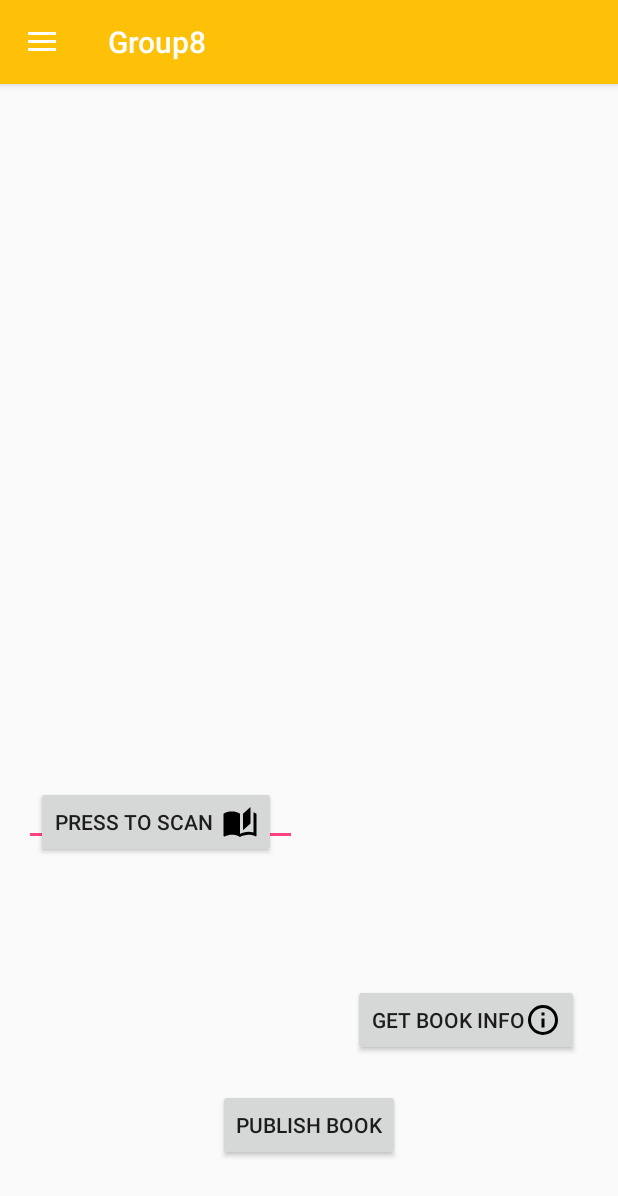
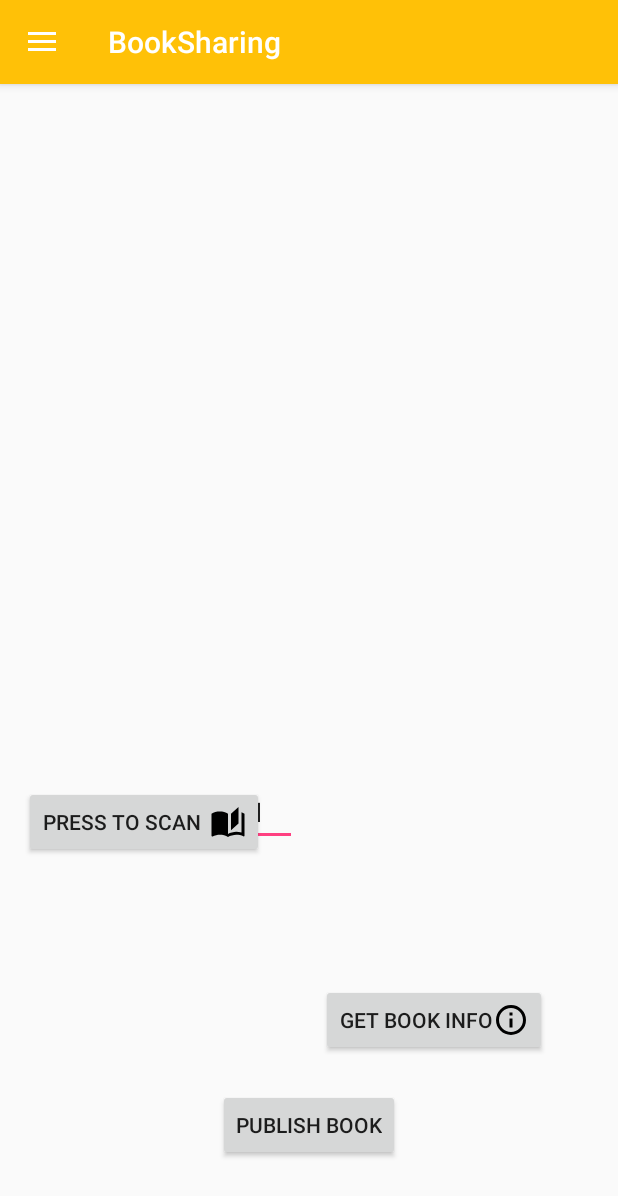
Before and after one commit to group8MAD/group8, an Android app: the screen it shows after launch (BookActivity), on a phone screen of 412 x 824 dp. Shown: the top 1196 px of the screen. Run offline under Robolectric (Android 15) with nearby library versions, the phone set to English and light mode, and no system bars; our stand-ins replace CircleImageView, Firebase (no records; nobody signed in at launch, a user with empty details on screens opened directly), Picasso; libraries missing offline, so code that uses them is left out: com.firebase.ui, com.google.zxing.integration; pictures from the network do not load.

Commit message:
Layout change

```diff
--- a/app/src/main/res/layout-normal-land/activity_book.xml
+++ b/app/src/main/res/layout-normal-land/activity_book.xml
@@ -109,6 +109,7 @@
             android:layout_marginLeft="16dp"
             android:layout_marginRight="8dp"
             android:layout_marginStart="16dp"
+            android:text="@string/isbn"
             app:layout_constraintBottom_toBottomOf="parent"
             app:layout_constraintEnd_toStartOf="@+id/guideline"
             app:layout_constraintHorizontal_bias="0.0"
@@ -142,6 +143,7 @@
             android:text="@string/publish"
             app:layout_constraintBottom_toBottomOf="parent"
             app:layout_constraintEnd_toEndOf="parent"
+            app:layout_constraintHorizontal_bias="0.501"
             app:layout_constraintStart_toStartOf="parent"
             app:layout_constraintTop_toBottomOf="@+id/button"
             app:layout_constraintVertical_bias="1.0" />
--- a/app/src/main/res/layout-normal-port/activity_book.xml
+++ b/app/src/main/res/layout-normal-port/activity_book.xml
@@ -93,11 +93,11 @@
             android:layout_marginLeft="8dp"
             android:layout_marginRight="16dp"
             android:layout_marginStart="8dp"
+            android:drawableRight="@drawable/information_outline"
             android:text="@string/get_info"
-            android:drawableRight="@drawable/information_outline"
             app:layout_constraintBottom_toBottomOf="parent"
             app:layout_constraintEnd_toEndOf="parent"
-            app:layout_constraintHorizontal_bias="0.674"
+            app:layout_constraintHorizontal_bias="0.0"
             app:layout_constraintStart_toStartOf="@+id/guideline" />
 
         <EditText
@@ -109,6 +109,7 @@
             android:layout_marginLeft="16dp"
             android:layout_marginRight="8dp"
             android:layout_marginStart="16dp"
+            android:text="@string/isbn"
             app:layout_constraintBottom_toBottomOf="parent"
             app:layout_constraintEnd_toStartOf="@+id/guideline"
             app:layout_constraintHorizontal_bias="0.0"
@@ -149,8 +150,8 @@
             android:id="@+id/scan"
             android:layout_width="wrap_content"
             android:layout_height="wrap_content"
-            android:layout_marginLeft="24dp"
-            android:layout_marginStart="24dp"
+            android:layout_marginLeft="16dp"
+            android:layout_marginStart="16dp"
             android:layout_marginTop="84dp"
             android:drawableRight="@drawable/book_open_page_variant"
             android:text="Press To scan  "
--- a/app/src/main/res/values/strings.xml
+++ b/app/src/main/res/values/strings.xml
@@ -1,5 +1,5 @@
 <resources>
-    <string name="app_name">Group8</string>
+    <string name="app_name">BookSharing</string>
     <string name="edit">Edit</string>
     <string name="name">Name</string>
     <string name="nameHint">Insert you name here</string>
@@ -21,5 +21,6 @@
     <string name="publish">Publish Book</string>
     <string name="noThumbnail">No thumbnail was found</string>
     <string name="noData">Couldnt get some data</string>
+    <string name="isbn">Write here the ISBN</string>
 
 </resources>
```
